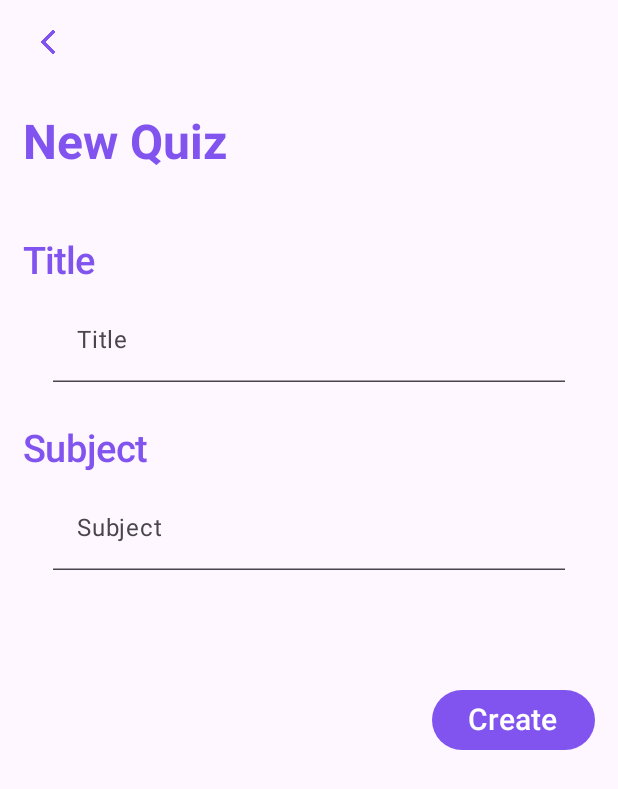
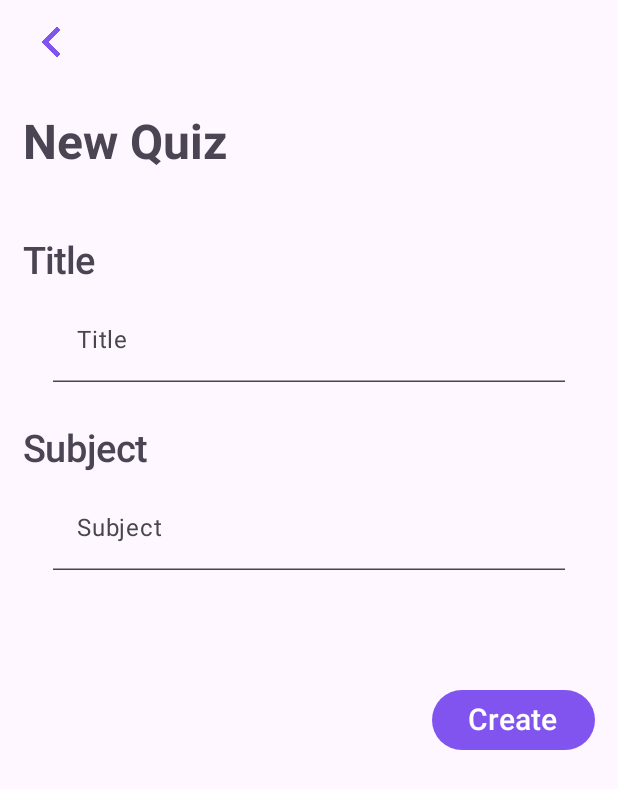
Before and after one commit to AndriQuinn/quizardo-app-android, an Android app built with Jetpack Compose: the CreateQuizScreen screen opened through its navigation route, on a phone screen of 412 x 824 dp. Shown: the top 789 px of the screen. Run offline under Robolectric (Android 15) with nearby library versions, the phone set to English and light mode, and no system bars.

Commit message:
Added CreateQuizScreen

```diff
--- a/app/src/main/java/com/quinn/quizardo/MainActivity.kt
+++ b/app/src/main/java/com/quinn/quizardo/MainActivity.kt
@@ -19,9 +19,13 @@ import androidx.navigation.compose.NavHost
 import androidx.navigation.compose.composable
 import androidx.navigation.compose.rememberNavController
 import androidx.navigation.navArgument
+import com.quinn.quizardo.data.model.Quiz
+import com.quinn.quizardo.ui.screens.AnswerQuizScreen
 import com.quinn.quizardo.ui.screens.CreateQuizScreen
+import com.quinn.quizardo.ui.screens.QuizInfoScreen
 import com.quinn.quizardo.ui.screens.home.HomeScreen
 import com.quinn.quizardo.ui.theme.QuizardoTheme
+import kotlinx.serialization.json.Json
 
 
 class MainActivity : ComponentActivity() {
@@ -66,6 +70,20 @@ fun QuizardoApp(modifier: Modifier = Modifier) {
     ) {
         composable("home") { HomeScreen(navController = navController) }
         composable("createQuiz") { CreateQuizScreen(navController = navController) }
+        composable(
+            route = "quizInfo/{quizNode}",
+            arguments = listOf(navArgument("quizNode") { type = NavType.StringType })
+        ) { backStackEntry ->
+            val quizUri = backStackEntry?.arguments?.getString("quizNode")
+            val quizUriDecoded = Uri.decode(quizUri.toString())
+            val quizNode = Json.decodeFromString<Quiz>(quizUriDecoded)
+
+            QuizInfoScreen(
+                quizNode = quizNode,
+                navController = navController
+            )
+        }
+        composable("answerQuiz") { AnswerQuizScreen(navController = navController) }
     }
 }
 
--- a/app/src/main/java/com/quinn/quizardo/functions/Functions.kt
+++ b/app/src/main/java/com/quinn/quizardo/functions/Functions.kt
@@ -2,11 +2,12 @@ package com.quinn.quizardo.functions
 
 import android.content.Context
 import com.quinn.quizardo.data.model.Quiz
+import kotlinx.serialization.json.Json
 import org.json.JSONArray
 import org.json.JSONObject
 import java.io.File
 
-fun addQuizFile(context: Context, title: String, subject: String) {
+fun addQuizFile(context: Context, title: String, subject: String): Quiz {
 
     val filePath = File(context.filesDir,"quiz-list.json") // Get the file path
 
@@ -28,6 +29,7 @@ fun addQuizFile(context: Context, title: String, subject: String) {
     fileContent.put(quizObject) // put the task object to the json array
     fileContent.getJSONObject(0).put("length","$length") // Update the length on the file
     filePath.writeText(fileContent.toString()) // rewrite the file with the updated one
+    return Json.decodeFromString<Quiz>(quizObject.toString())
 }
 
 fun getTotal(list: List<Quiz>): Int {
--- a/app/src/main/java/com/quinn/quizardo/ui/components/Components.kt
+++ b/app/src/main/java/com/quinn/quizardo/ui/components/Components.kt
@@ -27,6 +27,7 @@ import androidx.compose.ui.text.font.FontWeight
 import androidx.compose.ui.unit.dp
 import androidx.compose.ui.unit.sp
 import com.quinn.quizardo.R
+import com.quinn.quizardo.ui.theme.MyTheme
 
 @Composable
 fun NavBar(
@@ -137,9 +138,8 @@ fun TextFieldLabeled(
 ) {
     Text(
         text = label,
-        color = Color(0xFF8154EF),
-        fontWeight = FontWeight.SemiBold,
-        fontSize = 25.sp
+        color = Color(0xFF4B4453),
+        style = MyTheme.header3
     )
     Spacer(Modifier.height(10.dp))
     TextField(
--- a/app/src/main/java/com/quinn/quizardo/ui/screens/CreateQuizScreen.kt
+++ b/app/src/main/java/com/quinn/quizardo/ui/screens/CreateQuizScreen.kt
@@ -1,5 +1,6 @@
 package com.quinn.quizardo.ui.screens
 
+import android.net.Uri
 import androidx.compose.foundation.Image
 import androidx.compose.foundation.background
 import androidx.compose.foundation.layout.Arrangement
@@ -39,6 +40,10 @@ import com.quinn.quizardo.ui.components.Logo
 import com.quinn.quizardo.ui.components.NavBar
 import com.quinn.quizardo.ui.components.TextFieldLabeled
 import com.quinn.quizardo.R
+import com.quinn.quizardo.ui.theme.MyTheme
+import kotlinx.serialization.encodeToString
+import kotlinx.serialization.json.Json
+
 
 @Composable
 fun CreateQuizScreen(
@@ -57,10 +62,10 @@ fun CreateQuizScreen(
         topBar = {
             NavBar(
                 leftBanner = {
-                    Image (
-                        painter = painterResource(R.drawable.back_icon),
+                    Image(
+                        painter = painterResource(R.drawable.left_arrow),
                         contentDescription = "back icon",
-                        modifier = Modifier.size(16.dp)
+                        modifier = Modifier.size(20.dp)
                     )
                 },
                 leftBannerToggle = true,
@@ -81,14 +86,19 @@ fun CreateQuizScreen(
             createQuiz = {
                 checkFields = true
                 if (title.isNotBlank() && subject.isNotBlank()) {
-                    addQuizFile(
+                    val quizNode = addQuizFile(
                         context = context,
                         title = title,
                         subject = subject
                     )
+
+
+                    navController.navigate("quizInfo/${Uri.encode(Json.encodeToString(quizNode))}")
+
                 }
             },
-            modifier = Modifier.padding(innerPadding))
+            modifier = Modifier.padding(innerPadding)
+        )
     }
 }
 
@@ -112,9 +122,8 @@ fun CreateQuizBody(
             leftColumn = listOf(
                 { Text(
                     text = "New Quiz",
-                    color = Color(0xFF8154EF),
-                    fontWeight = FontWeight.Bold,
-                    fontSize = 32.sp
+                    color = Color(0xFF4B4453),
+                    style = MyTheme.header1
                 ) }
             )
         )
--- a/app/src/main/java/com/quinn/quizardo/ui/screens/QuizInfoScreen.kt
+++ b/app/src/main/java/com/quinn/quizardo/ui/screens/QuizInfoScreen.kt
@@ -11,11 +11,13 @@ import androidx.compose.runtime.Composable
 import androidx.compose.ui.Modifier
 import androidx.compose.ui.graphics.Color
 import androidx.navigation.NavController
+import com.quinn.quizardo.data.model.Quiz
 import com.quinn.quizardo.ui.components.Logo
 import com.quinn.quizardo.ui.components.NavBar
 
 @Composable
 fun QuizInfoScreen(
+    quizNode: Quiz,
     navController: NavController,
     modifier: Modifier = Modifier
 ) {
--- a/app/src/main/java/com/quinn/quizardo/ui/screens/home/HomeScreen.kt
+++ b/app/src/main/java/com/quinn/quizardo/ui/screens/home/HomeScreen.kt
@@ -37,6 +37,7 @@ import com.quinn.quizardo.data.model.Quiz
 import com.quinn.quizardo.ui.components.Header
 import com.quinn.quizardo.ui.components.Logo
 import com.quinn.quizardo.ui.components.NavBar
+import com.quinn.quizardo.ui.theme.MyTheme
 import com.quinn.quizardo.ui.theme.QuizardoTheme
 
 
@@ -59,7 +60,7 @@ fun HomeScreen(
                 leftBannerToggle = false,
                 rightBanner = {
                     Text(
-                        text = "Create",
+                        text = "New",
                         color = Color(0xFF8154EF),
                         fontWeight = FontWeight.Bold
                     )
@@ -99,15 +100,14 @@ fun HomeScreenBody(
                         { Text(
                             text = "Quizzes",
                             color = Color(0xFF8154EF),
-                            fontWeight = FontWeight.Bold,
-                            fontSize = 32.sp
+                            style = MyTheme.header1
                         ) },
                     ),
                     rightColumn = listOf<@Composable () -> Unit>(
                         { Text(
                             text = "${quizzes.size}",
                             color = Color(0xFF8154EF),
-                            fontWeight = FontWeight.SemiBold,
+                            style = MyTheme.header3
                         ) },
                     )
                 )
--- /dev/null
+++ b/app/src/main/java/com/quinn/quizardo/ui/theme/MyTheme.kt
@@ -0,0 +1,26 @@
+package com.quinn.quizardo.ui.theme
+
+import androidx.compose.ui.text.TextStyle
+import androidx.compose.ui.text.font.FontFamily
+import androidx.compose.ui.text.font.FontWeight
+import androidx.compose.ui.unit.sp
+
+object MyTheme {
+    val header1 = TextStyle(
+        fontWeight = FontWeight.Bold,
+        fontSize = 32.sp,
+        fontFamily = FontFamily.SansSerif
+    )
+
+    val header2 = TextStyle(
+        fontWeight = FontWeight.SemiBold,
+        fontSize = 32.sp,
+        fontFamily = FontFamily.SansSerif
+    )
+
+    val header3 = TextStyle(
+        fontWeight = FontWeight.SemiBold,
+        fontSize = 25.sp,
+        fontFamily = FontFamily.SansSerif
+    )
+}
--- a/gradle/libs.versions.toml
+++ b/gradle/libs.versions.toml
@@ -1,5 +1,5 @@
 [versions]
-agp = "8.12.2"
+agp = "8.12.3"
 kotlin = "2.0.21"
 coreKtx = "1.17.0"
 junit = "4.13.2"
```
Also changed, not shown: app/src/main/res/drawable/left_arrow.png (added).
